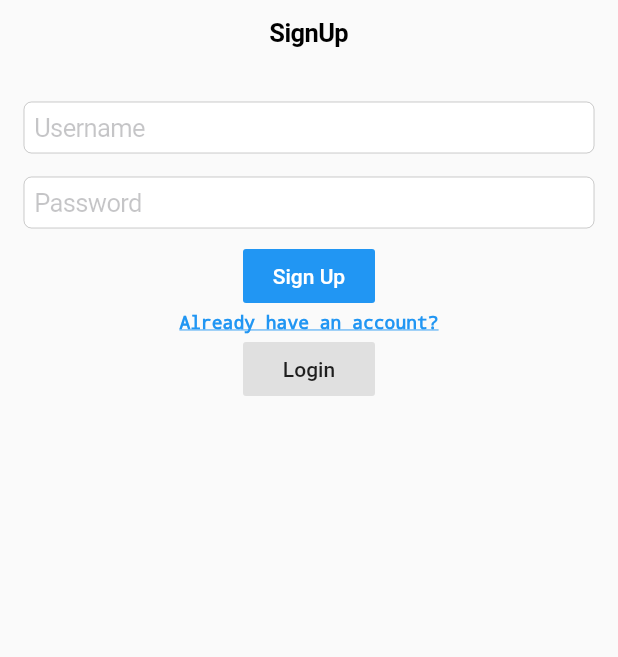
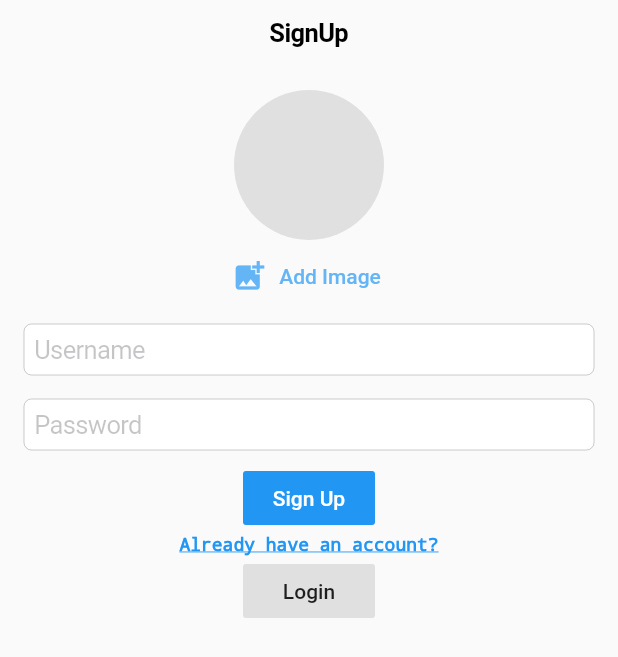
Before and after one commit to deep-essence347/Node-Flutter-Authentication, a Flutter app: the SignupForm screen opened by its route, after a tap on "Sign Up", on a phone screen of 412 x 824 dp. Shown: the top 657 px of the screen. Run offline on Flutter 3.47's test engine with Material 2 defaults, Android fonts, the phone set to English and light mode, and no system bars; our stand-ins replace dio, fluttertoast, image_picker, shared_preferences; accounts and stored records are empty; network calls fail; statements that could not run were skipped.

Commit message:
Image upload to cloudinary

```diff
--- a/lib/services/auth.dart
+++ b/lib/services/auth.dart
@@ -1,13 +1,21 @@
+import 'dart:io';
+import 'package:dio/dio.dart';
+
 import './shared_prefs.dart';
 import './response.dart';
 
 class AuthService {
   AuthService._();
 
-  static signup(username,password) async{
+  static signup(username,password,{File image}) async{
+    FormData data = FormData.fromMap({
+      'username': username,
+      'password': password,
+      'image': await MultipartFile.fromFile(image.path,filename: image.path.split('/').last)
+    });
     return HttpServer().post(
       '/signup',
-      data: {'username': username, 'password': password}
+      data: data
     );
   }
 
--- a/lib/ui/signup.dart
+++ b/lib/ui/signup.dart
@@ -1,5 +1,8 @@
+import 'dart:io';
+
 import 'package:flutter/material.dart';
 import 'package:flutter/cupertino.dart';
+import 'package:image_picker/image_picker.dart';
 import '../services/message.dart';
 import '../services/shared_prefs.dart';
 import '../services/auth.dart';
@@ -16,6 +19,20 @@ class SignupForm extends StatefulWidget {
 class _SignupFormState extends State<SignupForm> {
   final TextEditingController _username=TextEditingController();
   final TextEditingController _password=TextEditingController();
+  File _pickedImage;
+
+  Future<void> _pickImage() async {
+    final picker = ImagePicker();
+
+    final imageFile = await picker.getImage(
+      source: ImageSource.gallery,
+      imageQuality: 100,
+    );
+    final File pickedImageFile = File(imageFile.path);
+    setState(() {
+      _pickedImage = pickedImageFile;
+    });
+  }
 
   @override
   void dispose() {
@@ -35,6 +52,24 @@ class _SignupFormState extends State<SignupForm> {
         child: ListView(
           padding: const EdgeInsets.all(16),
           children: [
+            Column(
+              children: [
+                CircleAvatar(
+                  radius: 50,
+                  backgroundColor: Colors.grey.shade300,
+                  backgroundImage: _pickedImage != null ? FileImage(_pickedImage) : null,
+                ),
+                FlatButton.icon(
+                  textColor: Colors.blue.shade300,
+                  onPressed: _pickImage,
+                  icon: Icon(_pickedImage == null
+                      ? Icons.add_photo_alternate
+                      : Icons.image),
+                  label:
+                      Text(_pickedImage == null ? 'Add Image' : 'Change Image'),
+                ),
+              ],
+            ),
             Padding(
               padding: const EdgeInsets.symmetric(vertical: 8),
               child: CupertinoTextField(
@@ -61,7 +96,7 @@ class _SignupFormState extends State<SignupForm> {
                 color: Colors.blue,
                 textColor: Colors.white,
                 onPressed: ()async{
-                  await AuthService.signup(_username.text, _password.text).then((res)async{
+                  await AuthService.signup(_username.text, _password.text, image: _pickedImage).then((res)async{
                     if(res['isSuccess']){
                       await SharedPrefs.setAuthState(res['userId']);
                       Navigator.pushNamed(context, HomePage.id);
--- a/pubspec.yaml
+++ b/pubspec.yaml
@@ -31,6 +31,7 @@ dependencies:
   dio: ^3.0.10
   shared_preferences: ^0.5.12+4
   fluttertoast: ^7.1.5
+  image_picker: ^0.6.7+17
 
 dev_dependencies:
   flutter_test:
```
Also changed, not shown: lib/services/response.dart (+10 -4 lines), lib/ui/home.dart (+25 -7 lines), pubspec.lock, 6 other files.
